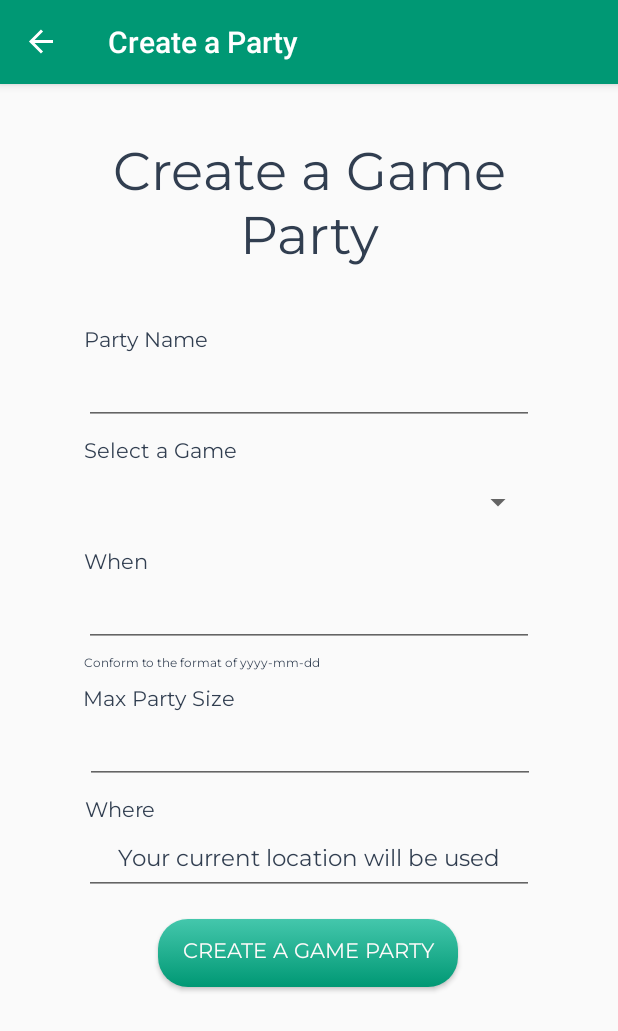
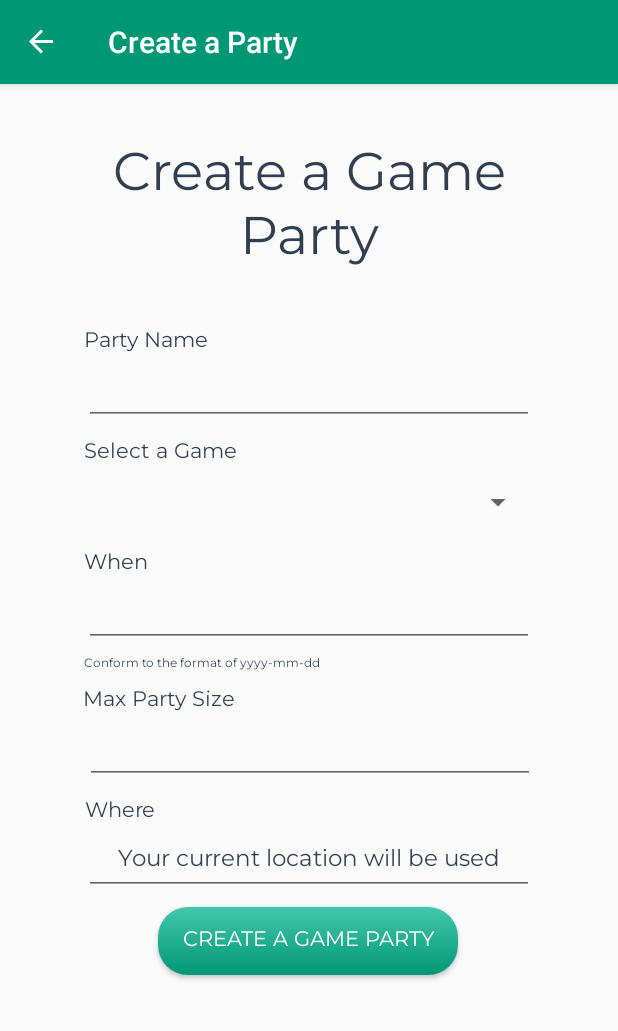
Before and after one commit to MoutPessemier/GameHub-Android, an Android app: the CreatePartyFragment screen opened through its navigation route, on a phone screen of 412 x 824 dp. Shown: the top 1031 px of the screen. Run offline under Robolectric (Android 15) with nearby library versions, the phone set to English and light mode, and no system bars; our stand-ins replace Room's generated code, Timber, data binding, navigation-ui; libraries missing offline, so code that uses them is left out: com.yuyakaido.android; pictures from the network do not load; 24 statements that could not run were skipped.

Commit message:
V1.1.36 - layout changes

```diff
--- a/app/src/main/res/layout/create_game_party.xml
+++ b/app/src/main/res/layout/create_game_party.xml
@@ -154,7 +154,7 @@
         <Button
             android:id="@+id/btn_create_game_party"
             style="@style/btn_large_primary"
-            android:layout_marginTop="16dp"
+            android:layout_marginTop="8dp"
             android:background="@drawable/custom_button_green"
             android:text="@string/create_game_party"
             app:layout_constraintEnd_toEndOf="parent"
```
